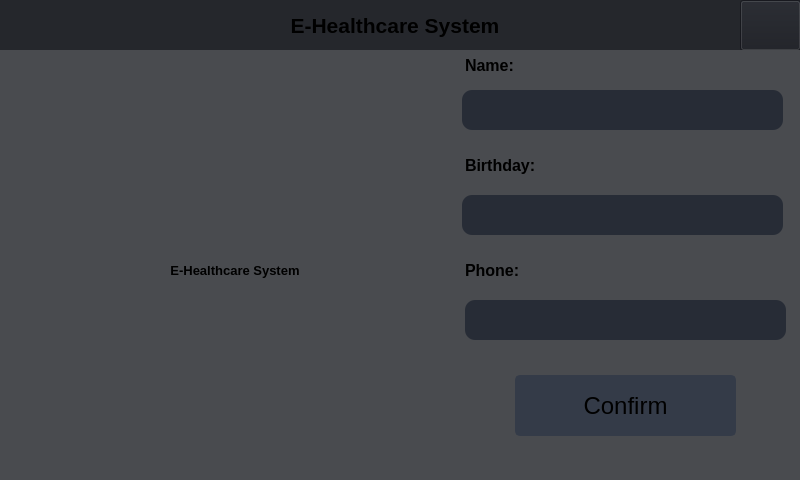
Old version of the form gui/form.ui in the repository truongkhoa1799/E-Healthcare-System.
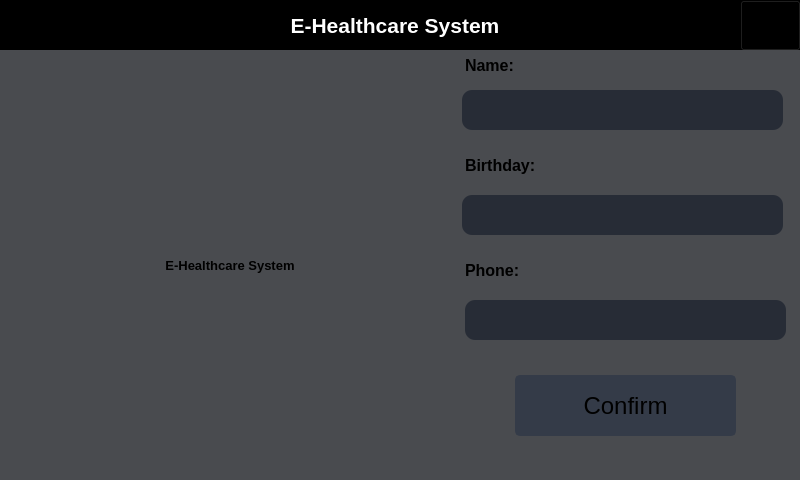
New version of the form. The open tabs and pages were chosen to show the change. Icons and pictures are not drawn.

The edit to the form file:
```diff
--- a/gui/form.ui
+++ b/gui/form.ui
@@ -100,6 +100,9 @@
            <verstretch>0</verstretch>
           </sizepolicy>
          </property>
+         <property name="styleSheet">
+          <string notr="true">background: rgb(0, 0, 0)</string>
+         </property>
          <property name="frameShape">
           <enum>QFrame::NoFrame</enum>
          </property>
@@ -157,7 +160,7 @@
           </property>
           <property name="styleSheet">
            <string notr="true">background: transparent;
-</string>
+color: rgb(255, 255, 255);</string>
           </property>
           <property name="text">
            <string notr="true">E-Healthcare System</string>
@@ -209,7 +212,7 @@
     </rect>
    </property>
    <property name="styleSheet">
-    <string notr="true">background-color: rgba(27, 29, 35, 200)</string>
+    <string notr="true">background-color: rgb(27, 29, 35, 200)</string>
    </property>
    <property name="frameShape">
     <enum>QFrame::NoFrame</enum>
@@ -245,15 +248,24 @@
        <widget class="QFrame" name="image_frame">
         <property name="geometry">
          <rect>
-          <x>0</x>
-          <y>0</y>
-          <width>460</width>
-          <height>430</height>
+          <x>10</x>
+          <y>10</y>
+          <width>430</width>
+          <height>400</height>
          </rect>
         </property>
-        <layout class="QVBoxLayout" name="verticalLayout_3">
-         <item>
+        <property name="styleSheet">
+         <string notr="true">border-radius: 12px;</string>
+        </property>
           <widget class="QLabel" name="image_patient">
+         <property name="geometry">
+          <rect>
+           <x>0</x>
+           <y>0</y>
+           <width>430</width>
+           <height>400</height>
+          </rect>
+         </property>
            <property name="font">
             <font>
              <family>Segoe UI</family>
@@ -279,8 +291,6 @@
             <set>Qt::AlignCenter</set>
            </property>
           </widget>
-         </item>
-        </layout>
        </widget>
        <widget class="QFrame" name="infor_patient_frame">
         <property name="geometry">
```
Left out of the diff: 22 changed lines with no effect on the pictures. Lines whose indentation alone changed are shown as unchanged.
